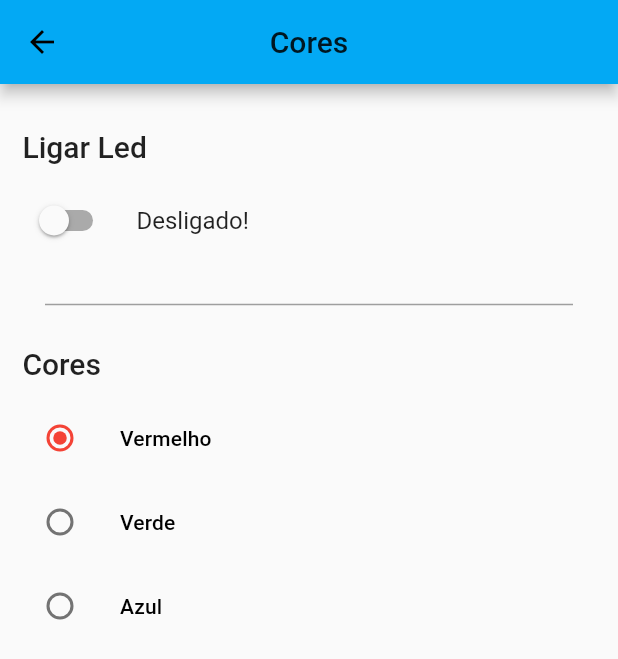
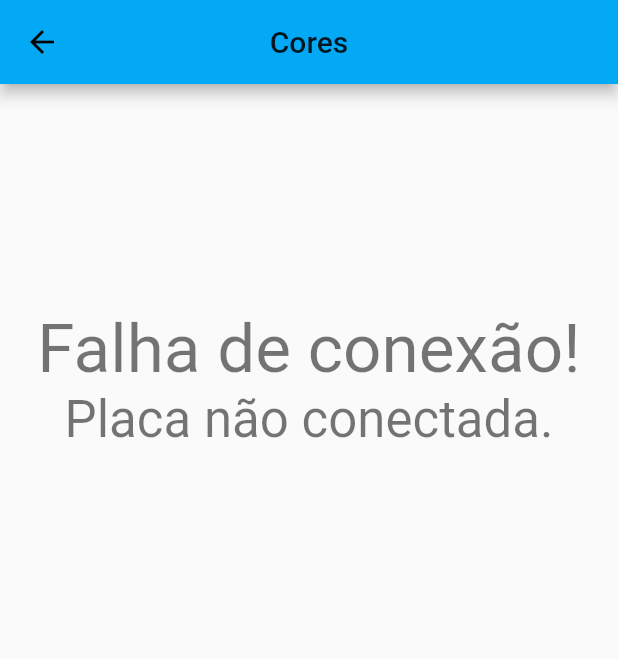
Before and after one commit to zenetoshl/dog_led, a Flutter app: the ColorsHome screen opened directly, on a phone screen of 412 x 824 dp. Shown: the top 659 px of the screen. Run offline on Flutter 3.47's test engine with Material 2 defaults, Android fonts, the phone set to English and light mode, and no system bars; our stand-ins replace google_maps_flutter, location, shared_preferences; accounts and stored records are empty; statements that could not run were skipped.

Commit message:
fixed color screen

```diff
--- a/lib/colors.dart
+++ b/lib/colors.dart
@@ -13,6 +13,7 @@ class ColorsHome extends StatefulWidget {
 class ColorsHomeState extends State<ColorsHome> {
   LedColors color = LedColors.red; //receber da placa
   bool isOn = false; //tambem receber da placa
+  bool connected = false; //se está conectado com a placa, default será false
   @override
   Widget build(BuildContext context) {
     return Scaffold(
@@ -20,10 +21,11 @@ class ColorsHomeState extends State<ColorsHome> {
         centerTitle: true,
         title: Text(widget.title),
       ),
-      body: Center(
+      body: SingleChildScrollView(
         child: Column(
           crossAxisAlignment: CrossAxisAlignment.start,
-          children: <Widget>[
+          children: connected
+              ? <Widget>[
                   SizedBox(
                     height: 30,
                   ),
@@ -116,6 +118,23 @@ class ColorsHomeState extends State<ColorsHome> {
                       },
                     ),
                   ),
+                ]
+              : <Widget>[
+                  SizedBox(
+                    height: 150,
+                  ),
+                  Center(
+                    child: Text(
+                      'Falha de conexão!',
+                      style: Theme.of(context).textTheme.display2,
+                    ),
+                  ),
+                  Center(
+                    child: Text(
+                      'Placa não conectada.',
+                      style: Theme.of(context).textTheme.display1,
+                    ),
+                  ),
                 ],
         ),
       ),
```
Lines whose indentation alone changed are shown as unchanged.
